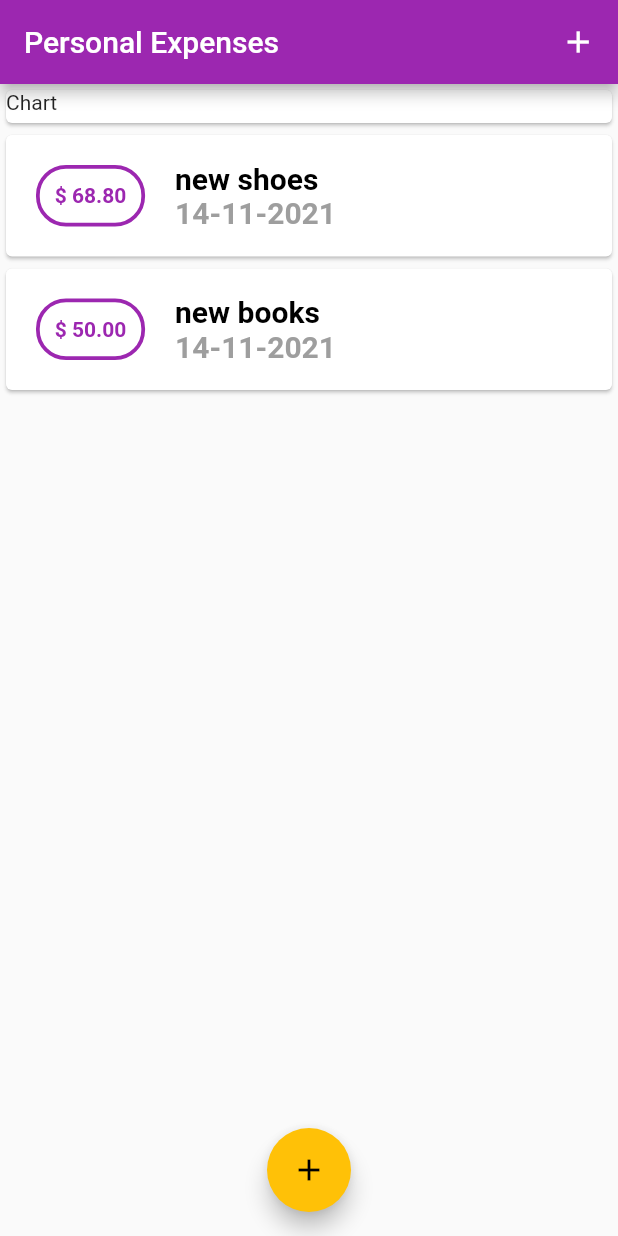
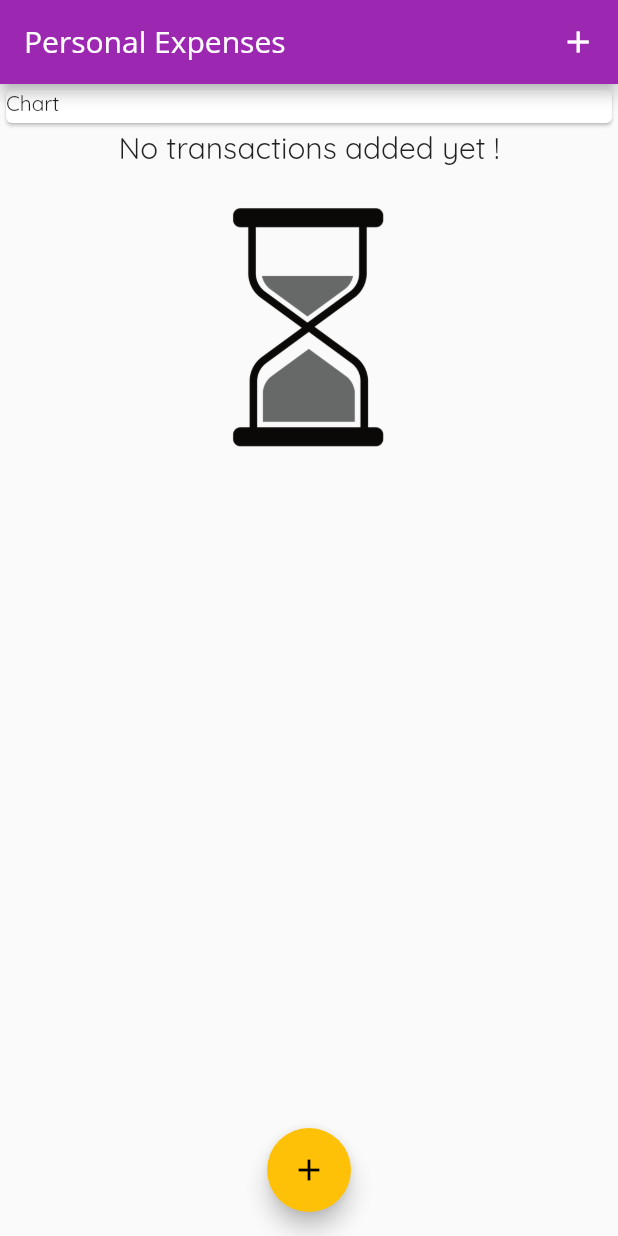
Before and after one commit to mazenmazosh/Personal_expenses, a Flutter app: the screen it shows after launch, on a phone screen of 412 x 824 dp. Run offline on Flutter 3.47's test engine with Material 2 defaults, Android fonts, the phone set to English and light mode, and no system bars.

Commit message:
second change

```diff
--- a/lib/main.dart
+++ b/lib/main.dart
@@ -16,6 +16,7 @@ class MyApp extends StatelessWidget {
       theme: ThemeData(
         primarySwatch: Colors.purple,
         accentColor: Colors.amber,
+        fontFamily: 'Quicksand',
       ),
       home: MyHomePage(),
     );
@@ -31,9 +32,9 @@ class MyHomePage extends StatefulWidget {
 
 class _MyHomePageState extends State<MyHomePage> {
   final List<Transaction> _userTransaction = [
-    Transaction(
-        title: 'new shoes', ammount: 68.8, date: DateTime.now(), id: 't1'),
-    Transaction(title: 'new books', ammount: 50, date: DateTime.now(), id: 't2')
+    // Transaction(
+    //     title: 'new shoes', ammount: 68.8, date: DateTime.now(), id: 't1'),
+    // Transaction(title: 'new books', ammount: 50, date: DateTime.now(), id: 't2')
   ];
   void _addNewTRansaction(String title, double? ammount) {
     final newtx = Transaction(
@@ -70,7 +71,12 @@ class _MyHomePageState extends State<MyHomePage> {
               },
               icon: const Icon(Icons.add))
         ],
-        title: const Text('Personal Expenses'),
+        title: const Text(
+          'Personal Expenses',
+          style: TextStyle(
+            fontFamily: 'OpenSans',
+          ),
+        ),
       ),
       body: Column(crossAxisAlignment: CrossAxisAlignment.stretch, children: [
         Container(
--- /dev/null
+++ b/lib/widgets/chart.dart
@@ -0,0 +1,13 @@
+import 'package:flutter/material.dart';
+
+class Chart extends StatelessWidget {
+  const Chart({Key? key}) : super(key: key);
+
+  @override
+  Widget build(BuildContext context) {
+    return Card(
+      elevation: 6,
+      margin: EdgeInsets.all(20),
+    );
+  }
+}
--- a/lib/widgets/transaction_list.dart
+++ b/lib/widgets/transaction_list.dart
@@ -11,7 +11,27 @@ class TransactionList extends StatelessWidget {
     return Expanded(
       child: Container(
           height: 320,
-          child: ListView.builder(
+          child: transactions.isEmpty
+              ? Expanded(
+                  child: Column(
+                    children: [
+                      Text(
+                        'No transactions added yet !',
+                        style: Theme.of(context).textTheme.headline6,
+                      ),
+                      const SizedBox(
+                        height: 10,
+                      ),
+                      Container(
+                          height: 200,
+                          child: Image.asset(
+                            'assets/images/waitting.png',
+                            fit: BoxFit.cover,
+                          )),
+                    ],
+                  ),
+                )
+              : ListView.builder(
                   itemBuilder: (context, index) {
                     return Card(
                         child: Row(
@@ -21,12 +41,14 @@ class TransactionList extends StatelessWidget {
                           decoration: BoxDecoration(
                               borderRadius:
                                   const BorderRadius.all(Radius.circular(20)),
-                        border: Border.all(color: Colors.purple, width: 2.5)),
+                              border:
+                                  Border.all(color: Colors.purple, width: 2.5)),
                           margin: const EdgeInsets.all(20),
                           child: Text(
                             '\$ ${transactions[index].ammount!.toStringAsFixed(2)}',
                             style: const TextStyle(
-                          color: Colors.purple, fontWeight: FontWeight.bold),
+                                color: Colors.purple,
+                                fontWeight: FontWeight.bold),
                           ),
                         ),
                         Column(
```
Also changed, not shown: pubspec.yaml (+13 -27 lines), assets/fonts/OpenSans-Bold.ttf (added), assets/fonts/OpenSans-Regular.ttf (added), assets/fonts/Quicksand-Bold.ttf (added), assets/fonts/Quicksand-Light.ttf (added), assets/fonts/Quicksand-Medium.ttf (added), assets/fonts/Quicksand-Regular.ttf (added), assets/images/waitting.png (added). Lines whose indentation alone changed are shown as unchanged.
